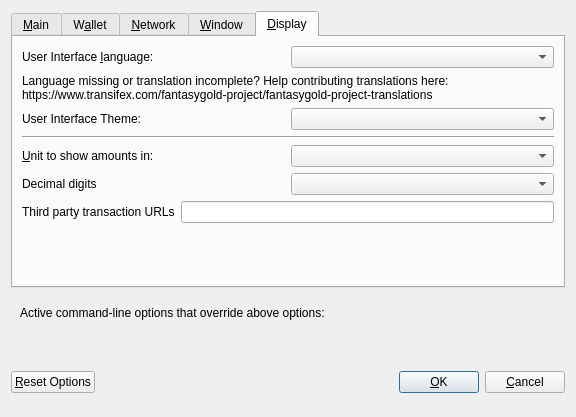
Old version of the form src/qt/forms/optionsdialog.ui in the repository FantasyGold/FantasyGold-Core.
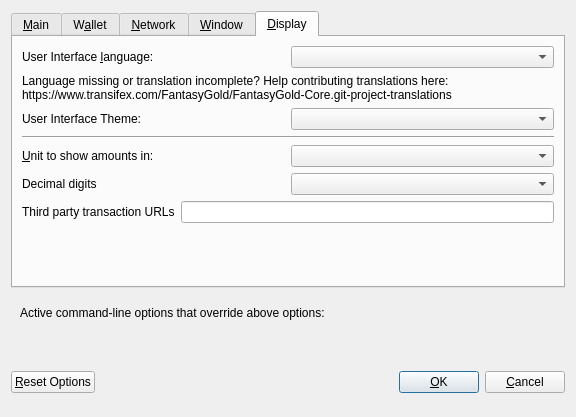
New version of the form. The open tabs and pages were chosen to show the change. Custom widgets are drawn as their Qt base class.

The edit to the form file:
```diff
--- a/src/qt/forms/optionsdialog.ui
+++ b/src/qt/forms/optionsdialog.ui
@@ -476,7 +476,7 @@
          </property>
          <property name="text">
           <string>Language missing or translation incomplete? Help contributing translations here:
-https://www.transifex.com/fantasygold-project/fantasygold-project-translations</string>
+https://www.transifex.com/FantasyGold/FantasyGold-Core.git-project-translations</string>
          </property>
          <property name="wordWrap">
           <bool>true</bool>
```
